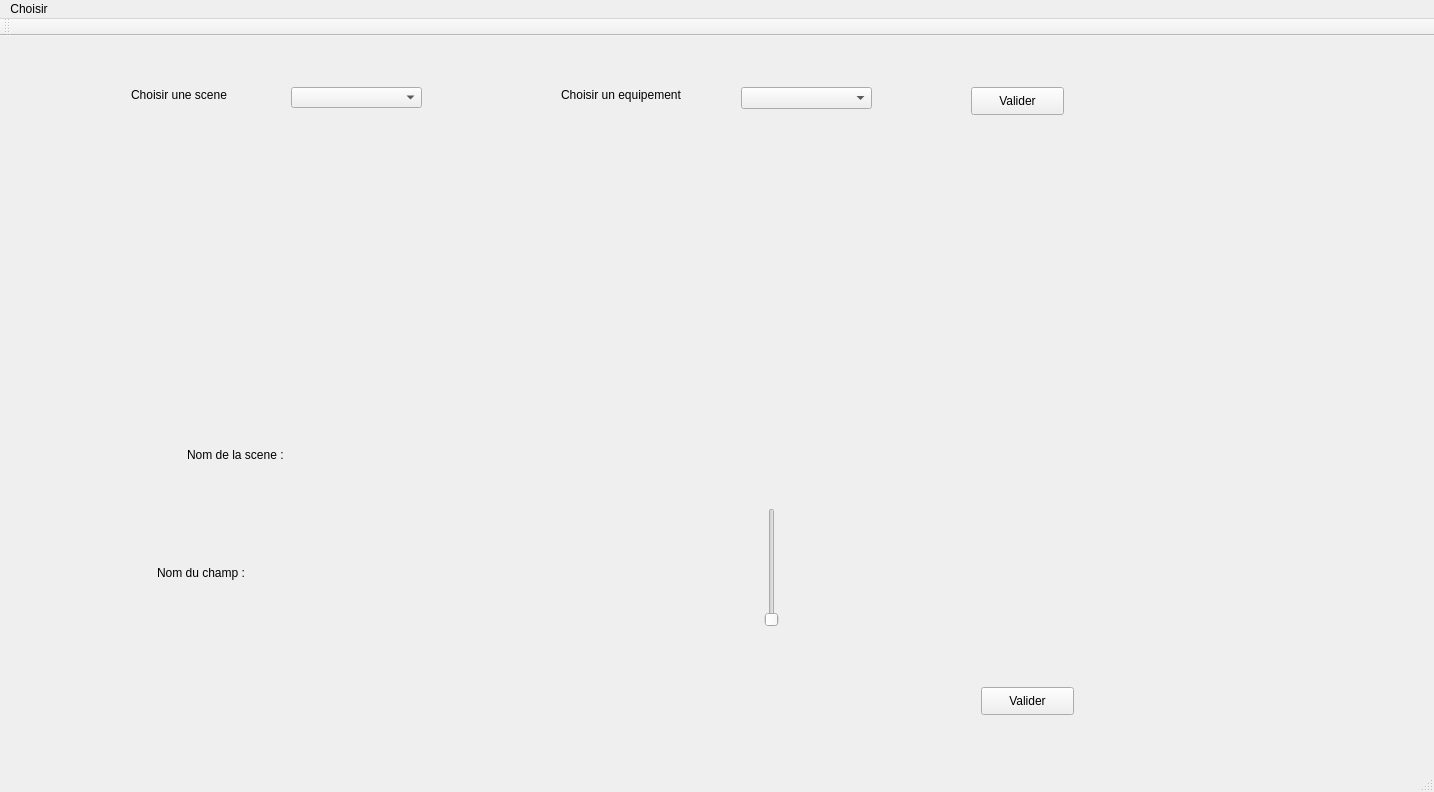
Before: the Qt Designer form IHMC++/DMXProject/DMXProject.ui in fbotel17/DMXProject, drawn with Qt 5.
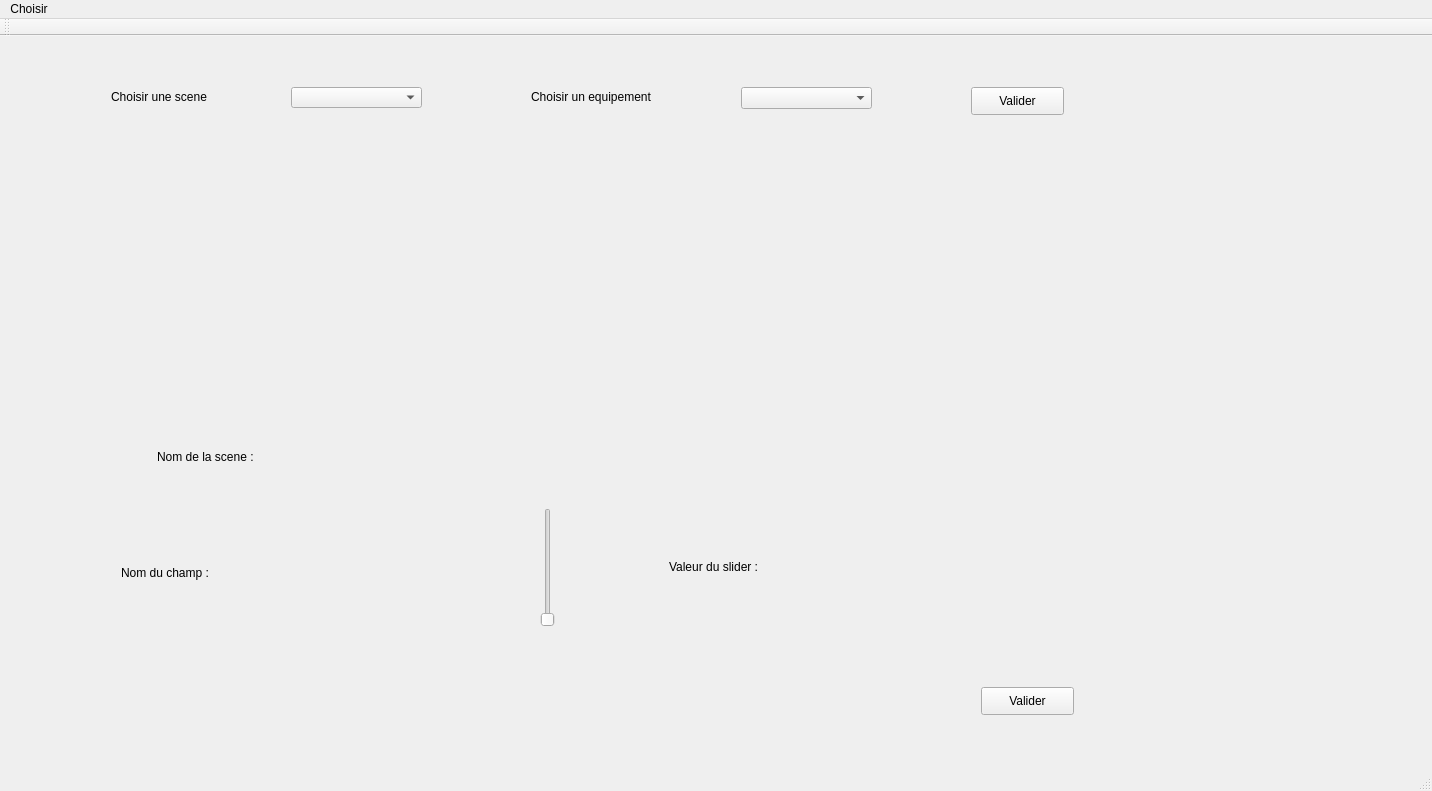
After: the same form once the commit is applied. The open tabs and pages were chosen to show the change.

Commit message: foncitonnalité controle combobox

```diff
--- a/IHMC++/DMXProject/DMXProject.ui
+++ b/IHMC++/DMXProject/DMXProject.ui
@@ -6,8 +6,8 @@
    <rect>
     <x>0</x>
     <y>0</y>
-    <width>1434</width>
-    <height>792</height>
+    <width>1432</width>
+    <height>791</height>
    </rect>
   </property>
   <property name="windowTitle">
@@ -447,9 +447,9 @@
        <widget class="QLabel" name="champLabel">
         <property name="geometry">
          <rect>
-          <x>146</x>
+          <x>110</x>
           <y>500</y>
-          <width>101</width>
+          <width>121</width>
           <height>51</height>
          </rect>
         </property>
@@ -460,10 +460,10 @@
        <widget class="QLabel" name="nomSceneLabel">
         <property name="geometry">
          <rect>
-          <x>176</x>
+          <x>146</x>
           <y>400</y>
-          <width>111</width>
-          <height>16</height>
+          <width>141</width>
+          <height>20</height>
          </rect>
         </property>
         <property name="text">
@@ -512,10 +512,10 @@
        <widget class="QLabel" name="sceneLabel">
         <property name="geometry">
          <rect>
-          <x>120</x>
+          <x>100</x>
           <y>40</y>
-          <width>111</width>
-          <height>16</height>
+          <width>131</width>
+          <height>20</height>
          </rect>
         </property>
         <property name="text">
@@ -535,10 +535,10 @@
        <widget class="QLabel" name="equipLabel">
         <property name="geometry">
          <rect>
-          <x>550</x>
+          <x>520</x>
           <y>40</y>
-          <width>141</width>
-          <height>16</height>
+          <width>171</width>
+          <height>20</height>
          </rect>
         </property>
         <property name="text">
@@ -581,13 +581,42 @@
          <item>
           <widget class="QSlider" name="verticalSlider">
            <property name="maximum">
-            <number>256</number>
+            <number>255</number>
            </property>
            <property name="orientation">
             <enum>Qt::Vertical</enum>
            </property>
           </widget>
          </item>
+         <item>
+          <widget class="QLabel" name="afficheValeur">
+           <property name="maximumSize">
+            <size>
+             <width>120</width>
+             <height>50</height>
+            </size>
+           </property>
+           <property name="text">
+            <string>Valeur du slider :</string>
+           </property>
+          </widget>
+         </item>
+         <item>
+          <widget class="QLabel" name="valeurSlider">
+           <property name="maximumSize">
+            <size>
+             <width>100</width>
+             <height>50</height>
+            </size>
+           </property>
+           <property name="layoutDirection">
+            <enum>Qt::LeftToRight</enum>
+           </property>
+           <property name="text">
+            <string/>
+           </property>
+          </widget>
+         </item>
         </layout>
        </widget>
       </widget>
@@ -613,8 +642,8 @@
     <rect>
      <x>0</x>
      <y>0</y>
-     <width>1434</width>
-     <height>21</height>
+     <width>1432</width>
+     <height>20</height>
     </rect>
    </property>
    <widget class="QMenu" name="menuChoisir">
```
The commit also changes 4 other files.
